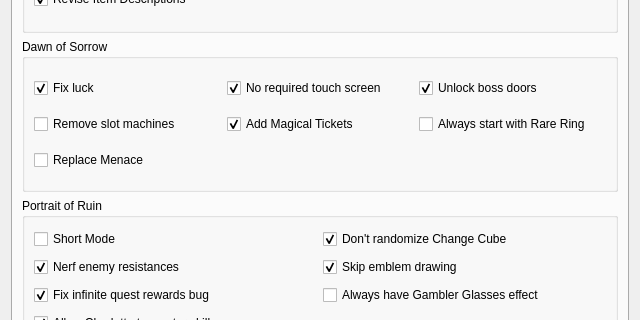
First picture: the form in randomizer.ui, repository LagoLunatic/dsvrandom, before the edit; both pictures show x 0 to 640 and y 165 to 485 of the 640 by 765 pixel window.
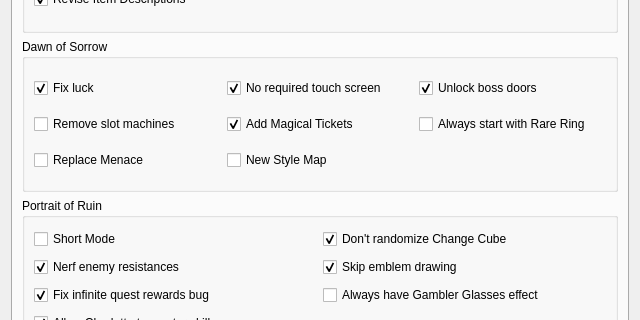
Second picture: the form after the edit. The open tabs and pages were chosen to show the change. Icons and pictures are not drawn.

Commit message: Add option to make DoS maps new style like PoR and OoE

```diff
--- a/randomizer.ui
+++ b/randomizer.ui
@@ -761,6 +761,16 @@
             </property>
            </widget>
           </item>
+          <item row="2" column="1">
+           <widget class="QCheckBox" name="dos_new_style_map">
+            <property name="toolTip">
+             <string>Makes the map in DoS look like the map in PoR and OoE - doors have a hole in them and the colors have better contrast.</string>
+            </property>
+            <property name="text">
+             <string>New Style Map</string>
+            </property>
+           </widget>
+          </item>
          </layout>
         </widget>
        </item>
```
The commit also changes 2 other files.
